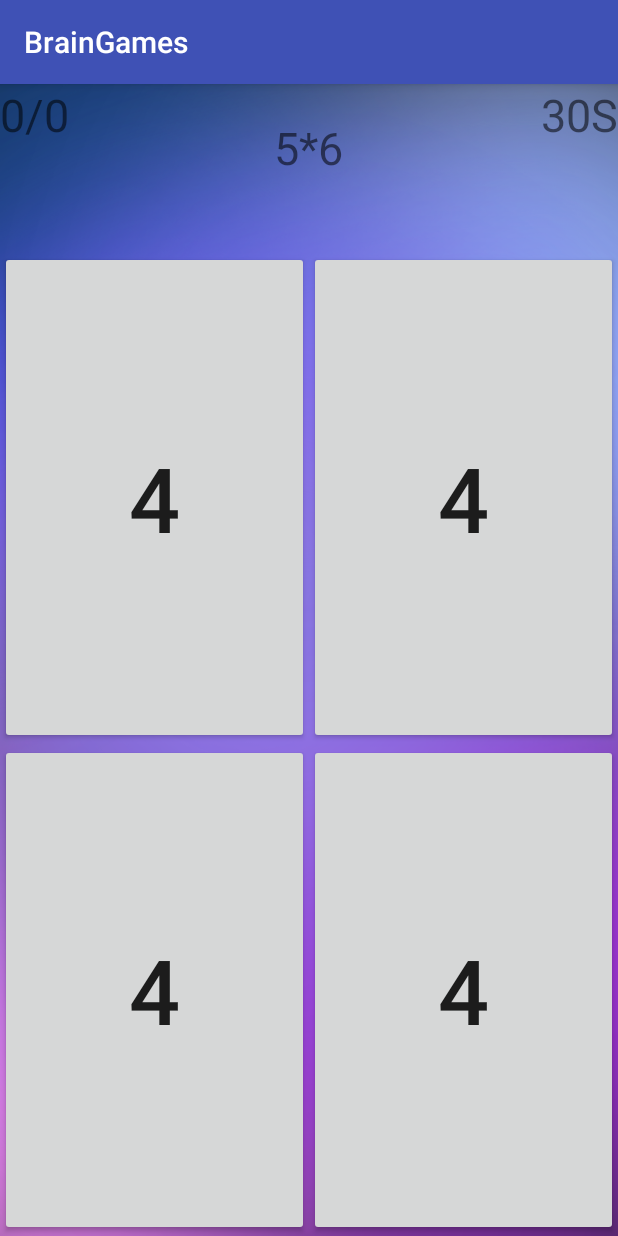
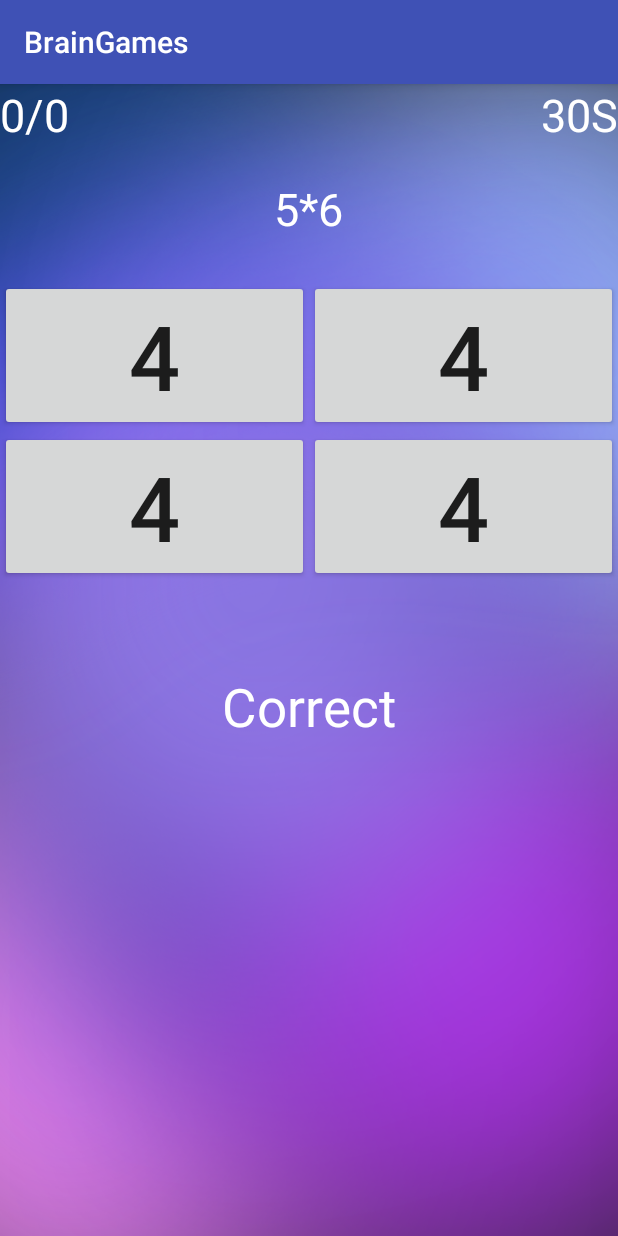
Before and after one commit to Collins33/brainGames, an Android app: the secondActivity screen opened directly, with no data from a screen before it, on a phone screen of 412 x 824 dp. Run offline under Robolectric (Android 15) with nearby library versions, the phone set to English and light mode, and no system bars.

Commit message:
The layout for the trivia is complete

```diff
--- a/app/src/main/res/layout/activity_second.xml
+++ b/app/src/main/res/layout/activity_second.xml
@@ -12,12 +12,13 @@
         android:id="@+id/textScore"
         android:layout_width="wrap_content"
         android:layout_height="wrap_content"
-        android:text="0/0"
-        android:textSize="30dp"
         android:layout_alignBaseline="@+id/textView4"
         android:layout_alignBottom="@+id/textView4"
         android:layout_alignParentLeft="true"
-        android:layout_alignParentStart="true" />
+        android:layout_alignParentStart="true"
+        android:text="0/0"
+        android:textColor="@android:color/background_light"
+        android:textSize="30dp" />
 
     <TextView
         android:id="@+id/textTime"
@@ -27,6 +28,7 @@
         android:layout_alignParentRight="true"
         android:layout_alignParentTop="true"
         android:text="30S"
+        android:textColor="@android:color/background_light"
         android:textSize="30dp"/>
 
     <TextView
@@ -36,16 +38,18 @@
         android:layout_marginTop="22dp"
         android:text="5*6"
         android:textSize="30dp"
-        android:layout_below="@+id/textView2"
+        android:textColor="@android:color/background_light"
+        android:layout_below="@+id/textTime"
         android:layout_centerHorizontal="true" />
 
     <GridLayout
         android:layout_width="match_parent"
-        android:layout_height="match_parent"
-        android:layout_marginTop="111dp"
-        android:layout_below="@+id/textView4"
-        android:layout_alignParentRight="true"
-        android:layout_alignParentEnd="true">
+        android:layout_height="wrap_content"
+        android:layout_below="@+id/textTrivia"
+        android:layout_alignParentLeft="true"
+        android:layout_alignParentStart="true"
+        android:layout_marginTop="27dp"
+        android:id="@+id/gridLayout">
 
         <Button
             android:id="@+id/button1"
@@ -59,6 +63,7 @@
             android:tag="0"
             android:text="4"
             android:textSize="60dp" />
+
         <Button
             android:id="@+id/button2"
             android:layout_width="wrap_content"
@@ -71,6 +76,7 @@
             android:tag="1"
             android:text="4"
             android:textSize="60dp" />
+
         <Button
             android:id="@+id/button3"
             android:layout_width="wrap_content"
@@ -83,6 +89,7 @@
             android:tag="2"
             android:text="4"
             android:textSize="60dp" />
+
         <Button
             android:id="@+id/button4"
             android:layout_width="wrap_content"
@@ -97,4 +104,15 @@
             android:textSize="60dp" />
     </GridLayout>
 
+    <TextView
+        android:id="@+id/textView5"
+        android:layout_width="wrap_content"
+        android:layout_height="wrap_content"
+        android:layout_marginTop="59dp"
+        android:text="Correct"
+        android:textSize="35dp"
+        android:textColor="@android:color/background_light"
+        android:layout_below="@+id/gridLayout"
+        android:layout_centerHorizontal="true" />
+
 </RelativeLayout>
```
